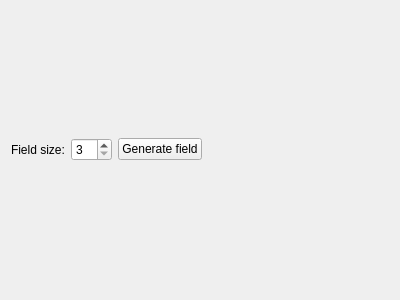
Qt form 2term/HomeTask_7/Task_3/crossesandzeros.ui (maxim-yakupov/University) before a commit.
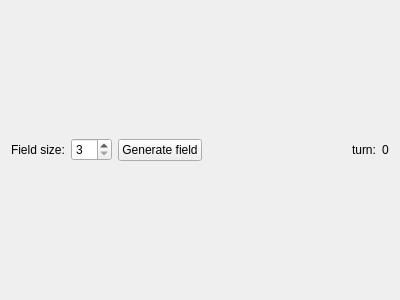
The same form after that commit.

What changed in the file:
```diff
--- a/2term/HomeTask_7/Task_3/crossesandzeros.ui
+++ b/2term/HomeTask_7/Task_3/crossesandzeros.ui
@@ -56,6 +56,20 @@
        </property>
       </spacer>
      </item>
+     <item>
+      <widget class="QLabel" name="label_2">
+       <property name="text">
+        <string>turn:</string>
+       </property>
+      </widget>
+     </item>
+     <item>
+      <widget class="QLabel" name="turnLabel">
+       <property name="text">
+        <string>0</string>
+       </property>
+      </widget>
+     </item>
     </layout>
    </item>
    <item>
```
Left out of the diff: 2 changed lines with no effect on the pictures.
